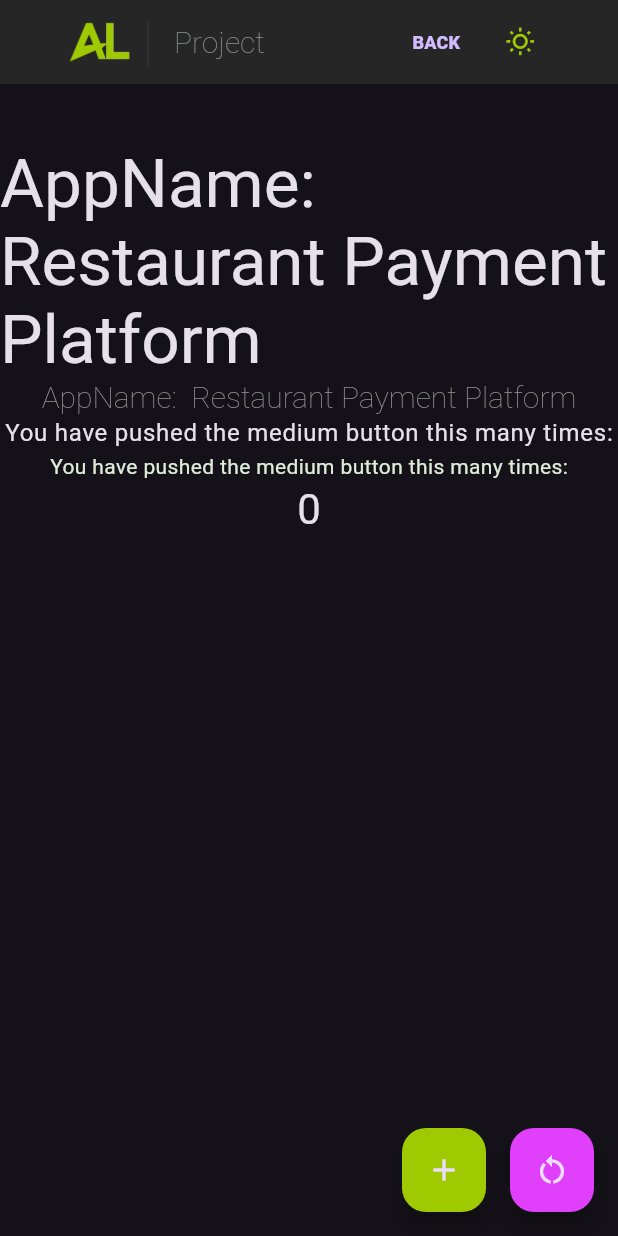
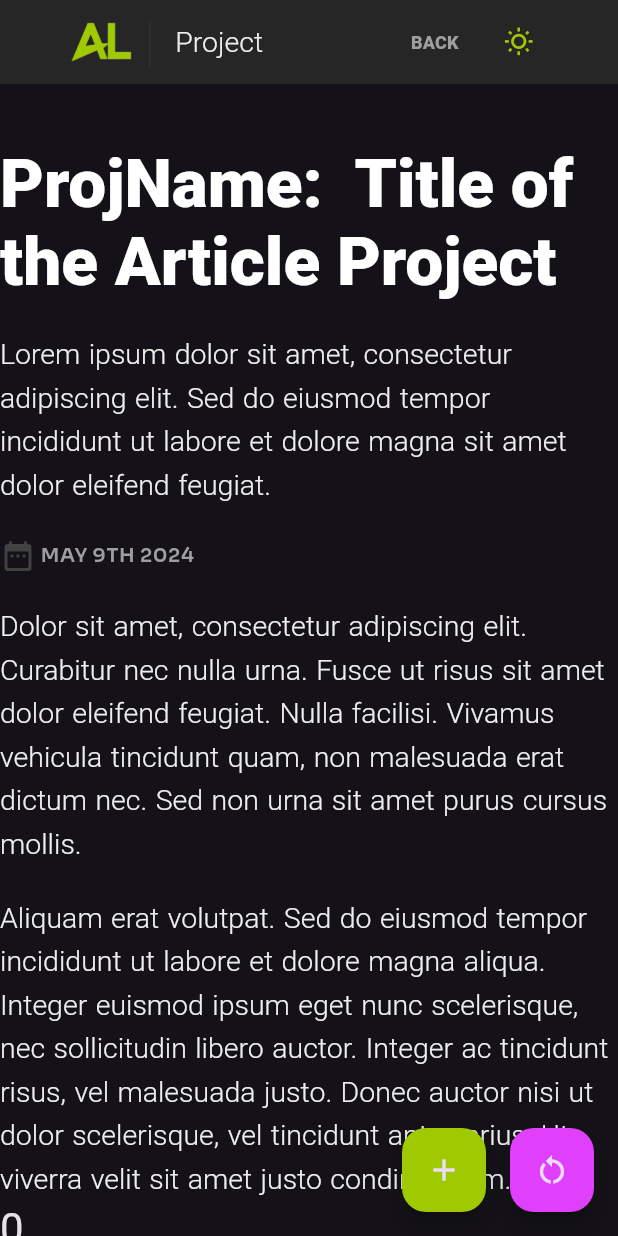
Before and after one commit to loo-al/part_page, a Flutter app: the screen it shows after launch, on a phone screen of 412 x 824 dp. Run offline on Flutter 3.47's test engine with Material 3 defaults, Android fonts, the phone set to English and light mode, and no system bars; our stand-ins replace google_fonts.

Commit message:
- Page Text template - Styling and color edits in theme_var - Sample title, date, body

```diff
--- a/lib/main.dart
+++ b/lib/main.dart
@@ -147,14 +147,6 @@ class _MyPageState extends State<MyPage> {
                     ],
                   ),
 
-                  /*
-                  Image.asset(
-                    'images/AL_logo.png',
-                    width: 50, // Set the width of the image
-                    height: 50, // Set the height of the image
-                  ),
-                  */
-
                   SizedBox(
                       width: Size().getScreenWidth() < 800
                           ? (Size().twentyw )
@@ -203,26 +195,52 @@ class _MyPageState extends State<MyPage> {
           Center(
             // Center is a layout widget. It takes a single child and positions it
             // in the middle of the parent.
+            child: ConstrainedBox(constraints: BoxConstraints(maxWidth: maxWidth),
               child: Column(
                 mainAxisAlignment: MainAxisAlignment.start,
+                crossAxisAlignment: CrossAxisAlignment.start,
                 children: <Widget>[
 
-                SizedBox(height: Size().fiveh,),
+                  SizedBox(height: Size().fiveh),
 
-                // Text(Strings().part_titile,
-                //   style: Theme.of(context).textTheme.displayLarge, ),
                   Text(Strings().page_titile,
                     style: Theme.of(context).textTheme.displayMedium, ),
-                Text(Strings().page_titile,
+                  SizedBox(height: Size().body_space),
+                  Text(Strings().title_intro,
                     style: Theme.of(context).textTheme.displaySmall, ),
-                Text(Strings().test,
-                  style: Theme.of(context).textTheme.bodyLarge, ),
-                Text(Strings().test,
-                  style: Theme.of(context).textTheme.bodyMedium, ),
+
+                  SizedBox(height: Size().body_space),
+
+                  Row(
+                    mainAxisAlignment: MainAxisAlignment.start,
+                    children: [
+                      Icon(Icons.date_range_rounded),
+                      SizedBox(width: 3),
+                      Text(Strings().title_date,
+                          style: Theme.of(context).textTheme.bodySmall),
+                    ],
+                  ),
+
+
+                  SizedBox(height: Size().body_space),
+
+                  Text(Strings().page_bodyi,
+                    style: Theme.of(context).textTheme.displaySmall, ),
+
+                  SizedBox(height: Size().body_space),
+
+                  Text(Strings().page_bodyii,
+                    style: Theme.of(context).textTheme.displaySmall, ),
+
+                  // Text(Strings().test,
+                  //   style: Theme.of(context).textTheme.bodyLarge, ),
+                  // Text(Strings().test,
+                  //   style: Theme.of(context).textTheme.bodyMedium, ),
                   Text( '$_counter',
                     style: Theme.of(context).textTheme.headlineMedium,
                   ),
                 ],
+              ),
             ),
           ),
         ],
--- a/lib/size.dart
+++ b/lib/size.dart
@@ -24,6 +24,8 @@ class Size {
   double adjustedWidth = screenWidth * 0.60;
   double appBarPad = screenWidth / 6.5;
 
+  double body_space = screenHeight * 0.025;
+
   double h50 = screenHeight * 0.005;
   double oneh = screenHeight * 0.01;
   double twoh = screenHeight * 0.02;
--- a/lib/strings.dart
+++ b/lib/strings.dart
@@ -6,9 +6,16 @@ import 'package:flutter/material.dart';
 
 class Strings{
 
-  String sample = 'hello';
+
   String test = 'You have pushed the medium button this many times:';
 
   String appbar_title = '  Project';
-  String page_titile = 'AppName:  Restaurant Payment Platform';
+  String page_titile = 'ProjName:  Title of the Article Project';
+  String title_date = 'MAY 9TH 2024';
+  String title_intro = 'Lorem ipsum dolor sit amet, consectetur adipiscing elit. Sed do eiusmod tempor incididunt ut labore et dolore magna sit amet dolor eleifend feugiat.';
+
+  String page_heading = 'Application Use Case';
+  String page_bodyi = 'Dolor sit amet, consectetur adipiscing elit. Curabitur nec nulla urna. Fusce ut risus sit amet dolor eleifend feugiat. Nulla facilisi. Vivamus vehicula tincidunt quam, non malesuada erat dictum nec. Sed non urna sit amet purus cursus mollis.';
+  String page_bodyii = 'Aliquam erat volutpat. Sed do eiusmod tempor incididunt ut labore et dolore magna aliqua. Integer euismod ipsum eget nunc scelerisque, nec sollicitudin libero auctor. Integer ac tincidunt risus, vel malesuada justo. Donec auctor nisi ut dolor scelerisque, vel tincidunt ante varius. Ut viverra velit sit amet justo condimentum.';
+
 }
--- a/lib/theme/theme_variants.dart
+++ b/lib/theme/theme_variants.dart
@@ -1,15 +1,32 @@
 import 'package:flutter/material.dart';
+import 'package:google_fonts/google_fonts.dart';
 
 const COLOR_PRIMARY = Colors.green;
 const CUSTOM_GREEN = Color.fromARGB(255, 159, 201, 0);
 const COMPLEMENT_PURPLE = Color.fromARGB(255, 109, 88, 255);
 const BLUE = Colors.lightBlueAccent;
+const MOONCOLOR = Colors.deepPurpleAccent;
 
+// Background Colors
 const BLACK_GREY = Color(0xFF1E1E1E);
 const DARK_GREY = Color(0xFF262626);
 const MEDIUM_GREY = Color(0xFF363636);
 const LIGHT_GREY = Color(0xFF8A8F8A);
 const LIGHT_ACCENT = Colors.green;
+
+// Icon Colors
+final DARK_ICON = Colors.grey[800];
+final DARK_ICON_TXT = Colors.grey[500];
+final LIGHT_ICON = Colors.grey[500];
+final LIGHT_ICON_TXT = Colors.grey[700];
+
+// Text Colors
+final GREY500 = Colors.grey[500];
+final GREY600 = Colors.grey[600];
+const DARK_TITLE = Colors.white;
+final DARK_TXT = Colors.grey[200];
+const LIGHT_TITLE = Colors.black;
+const LIGHT_Txt = Colors.black;
 
 const WHITE = Colors.white;
 // frostee
@@ -18,7 +35,9 @@ const FROSTEE = Color(0xFFE4F6E7);
 const LIGHT_BACKGROUND = Color(0xFFDFECDA);
 
 
-// LIGHT THEME
+/*
+  LIGHT THEME styling and colors
+*/
 ThemeData lightTheme = ThemeData(
   brightness:  Brightness.light,
   scaffoldBackgroundColor: LIGHT_BACKGROUND,
@@ -31,9 +50,13 @@ ThemeData lightTheme = ThemeData(
       backgroundColor: LIGHT_ACCENT
   ),
 
+  iconTheme: IconThemeData(
+    color: LIGHT_ICON,
+  ),
+
   iconButtonTheme: IconButtonThemeData(
     style: ButtonStyle(
-      foregroundColor: WidgetStateProperty.all(BLUE),
+      foregroundColor: WidgetStateProperty.all(MOONCOLOR),
     ),
   ),
 
@@ -45,14 +68,18 @@ ThemeData lightTheme = ThemeData(
   ),
 
   textTheme: TextTheme(
-    displayMedium: TextStyle(color: Colors.black, fontWeight: FontWeight.w900),
-    displaySmall: TextStyle(color: LIGHT_GREY, fontWeight: FontWeight.w100,
-      fontSize: 20,
+    displayMedium: TextStyle(color: LIGHT_TITLE, fontWeight: FontWeight.w900),
+    displaySmall: TextStyle(color: Colors.black, fontWeight: FontWeight.w100,
+      fontSize: 19, height: 1.5,
     ),
+    bodySmall: GoogleFonts.sora(color: LIGHT_ICON_TXT, fontSize: 13,fontWeight: FontWeight.w600),
+
 
     bodyLarge: TextStyle(color: Colors.black, fontWeight: FontWeight.w600),
     bodyMedium: TextStyle(color: Colors.black, fontWeight: FontWeight.w600),
-    bodySmall: TextStyle(color: Colors.black),
+    // bodyMedium: GoogleFonts.robotoFlex(color: Colors.black, fontWeight: FontWeight.w600),
+
+
 
     headlineMedium: TextStyle(color: Colors.green),
     // You can also modify other styles like headline1, headline2, etc.
@@ -61,13 +88,19 @@ ThemeData lightTheme = ThemeData(
 
 
 
-// DARK THEME
+/*
+  DARK THEME styling and colors
+*/
 ThemeData darkTheme = ThemeData(
   brightness:  Brightness.dark,
   primaryColor: COLOR_PRIMARY,
 
   appBarTheme: AppBarThemeData(
     backgroundColor: DARK_GREY,
+  ),
+
+  iconTheme: IconThemeData(
+    color: DARK_ICON,
   ),
 
   iconButtonTheme: IconButtonThemeData(
@@ -80,10 +113,22 @@ ThemeData darkTheme = ThemeData(
     backgroundColor: CUSTOM_GREEN
   ),
 
+  // AppBar textbutton ~ line 145
+  textButtonTheme: TextButtonThemeData(
+      style: ButtonStyle(
+          foregroundColor: WidgetStatePropertyAll(Colors.grey[500])
+      )
+  ),
+
   textTheme: TextTheme(
-      displaySmall: TextStyle(color: LIGHT_GREY, fontWeight: FontWeight.w100,
-          fontSize: 20,
+      // displaySmall: TextStyle(color: LIGHT_GREY, fontWeight: FontWeight.w100,
+      //     fontSize: 20,
+      // ),
+      displayMedium: TextStyle(color: DARK_TITLE, fontWeight: FontWeight.w900),
+      displaySmall: GoogleFonts.roboto(color: DARK_TXT, fontWeight: FontWeight.w300,
+        fontSize: 19, height: 1.5, wordSpacing: 1.0
       ),
+      bodySmall: GoogleFonts.sora(color: DARK_ICON_TXT, fontSize: 13,fontWeight: FontWeight.w600),
 
       bodyMedium: TextStyle(color: LIGHT_BACKGROUND)
   ),
```
Lines whose indentation alone changed are shown as unchanged.
